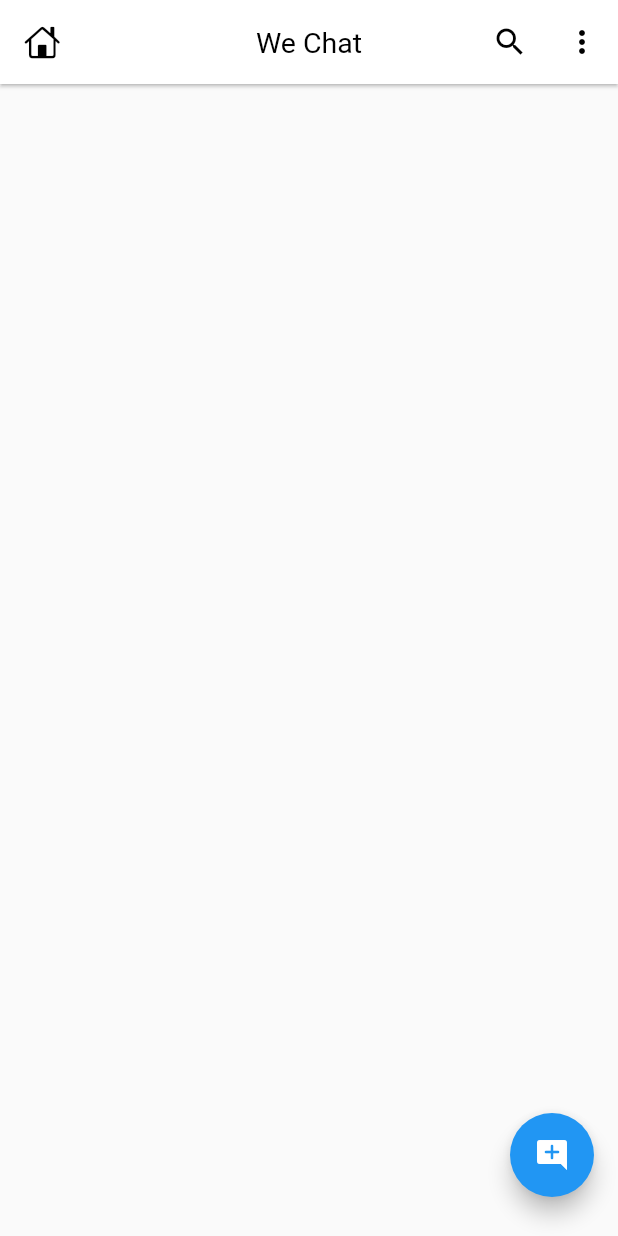
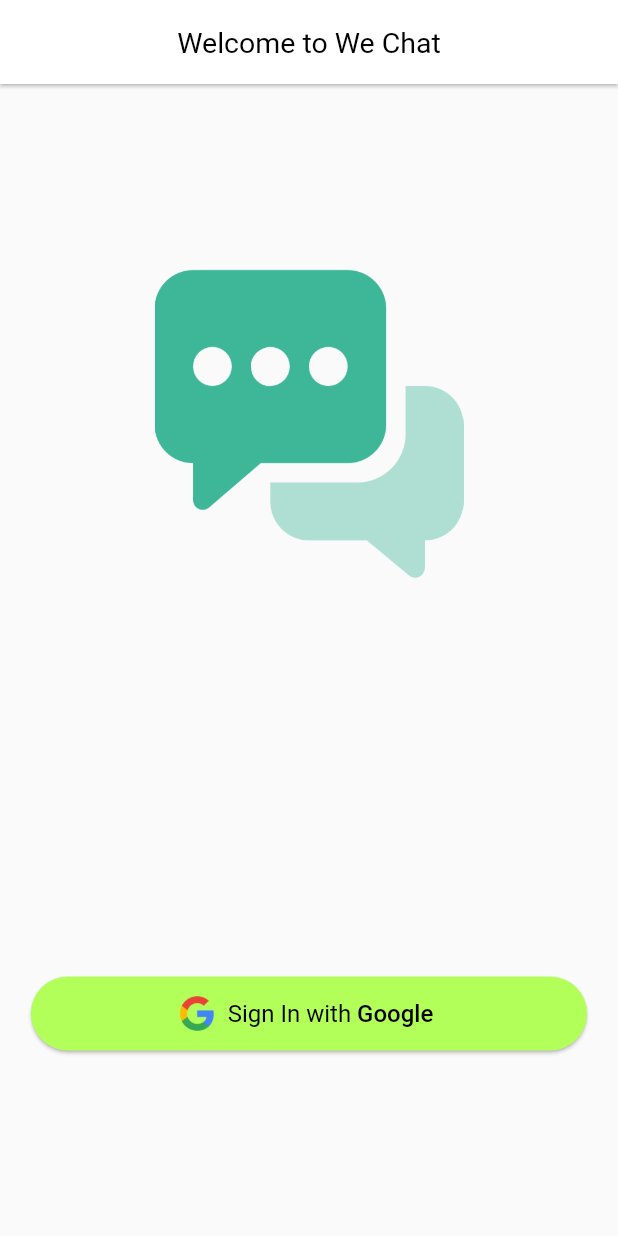
Before and after one commit to xumoyunde/We-Chat, a Flutter app: the screen it shows after launch, on a phone screen of 412 x 824 dp. Run offline on Flutter 3.47's test engine with Material 2 defaults, Android fonts, the phone set to English and light mode, and no system bars.

Commit message:
adding login_screen.dart file

```diff
--- a/lib/main.dart
+++ b/lib/main.dart
@@ -1,6 +1,7 @@
 import 'package:flutter/material.dart';
+import 'package:we_chat/screens/auth/login_screen.dart';
 
-import 'screens/home_screen.dart';
+late Size mq;
 
 void main() {
   runApp(const MyApp());
@@ -27,7 +28,7 @@ class MyApp extends StatelessWidget {
           )
         ),
       ),
-      home: HomeScreen(),
+      home: LoginScreen(),
     );
   }
 }
--- /dev/null
+++ b/lib/screens/auth/login_screen.dart
@@ -0,0 +1,57 @@
+import 'package:flutter/material.dart';
+
+import '../../main.dart';
+
+class LoginScreen extends StatefulWidget {
+  const LoginScreen({Key? key}) : super(key: key);
+
+  @override
+  State<LoginScreen> createState() => _LoginScreenState();
+}
+
+class _LoginScreenState extends State<LoginScreen> {
+  @override
+  Widget build(BuildContext context) {
+    mq = MediaQuery.of(context).size;
+    return Scaffold(
+      appBar: AppBar(
+        automaticallyImplyLeading: false,
+        title: Text('Welcome to We Chat'),
+      ),
+      body: Stack(
+        children: [
+          Positioned(
+            top: mq.height * .15,
+            left: mq.width * .25,
+            width: mq.width * .5,
+            child: Image.asset('images/chat.png'),
+          ),
+          Positioned(
+            bottom: mq.height * .15,
+            left: mq.width * .05,
+            width: mq.width * .9,
+            height: mq.height * .06,
+            child: ElevatedButton.icon(
+              style: ElevatedButton.styleFrom(
+                backgroundColor: Colors.lightGreenAccent,
+                shape: StadiumBorder(),
+                elevation: 1,
+              ),
+              onPressed: () {},
+              icon: Image.asset('images/google.png', height: mq.height * .03,),
+              label: RichText(
+                text: TextSpan(
+                  style: TextStyle(color: Colors.black, fontSize: 16),
+                  children: [
+                    TextSpan(text: 'Sign In with '),
+                    TextSpan(text: 'Google', style: TextStyle(fontWeight: FontWeight.w500)),
+                  ]
+                ),
+              )
+            ),
+          ),
+        ],
+      ),
+    );
+  }
+}
```
Also changed, not shown: images/google.png (added).
